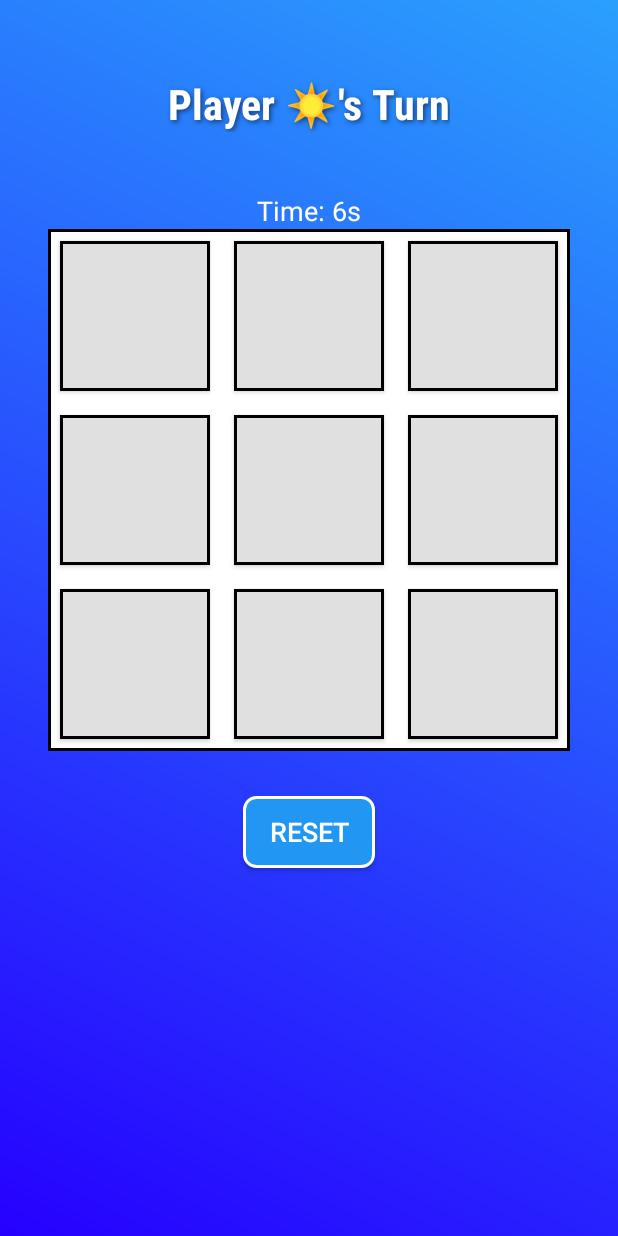
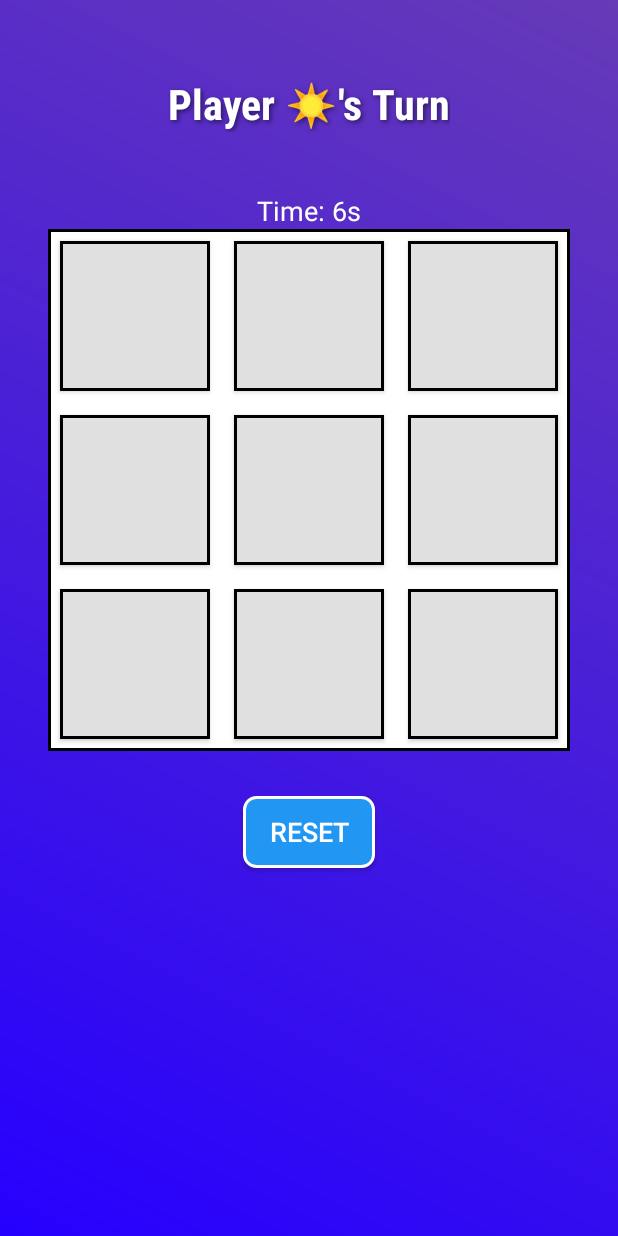
Before and after one commit to k-aghakhani/TicTacToe, an Android app: the screen it shows after launch (MainActivity), on a phone screen of 412 x 824 dp. Run offline under Robolectric (Android 15) with nearby library versions, the phone set to English and light mode, and no system bars.

Commit message:
change color

```diff
--- a/app/src/main/res/drawable/gradient_background.xml
+++ b/app/src/main/res/drawable/gradient_background.xml
@@ -2,6 +2,6 @@
 <shape xmlns:android="http://schemas.android.com/apk/res/android">
     <gradient
         android:startColor="#2600FF"
-        android:endColor="#2AA0FD"
+        android:endColor="#673AB7"
         android:angle="45"/>
 </shape>
```
